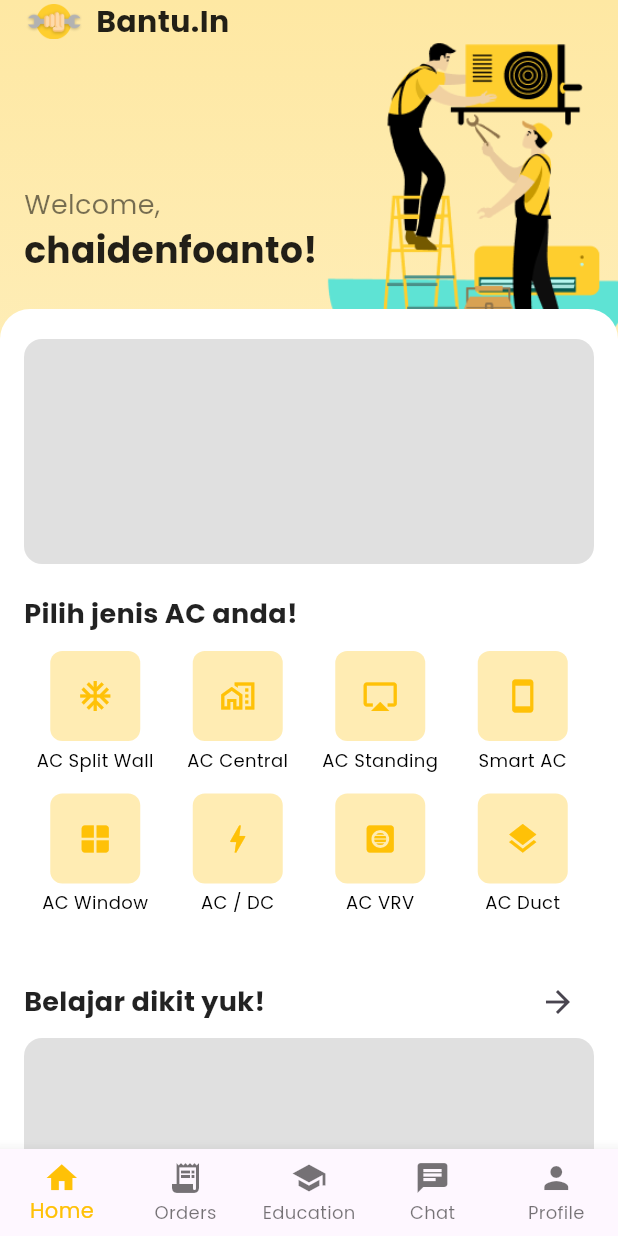
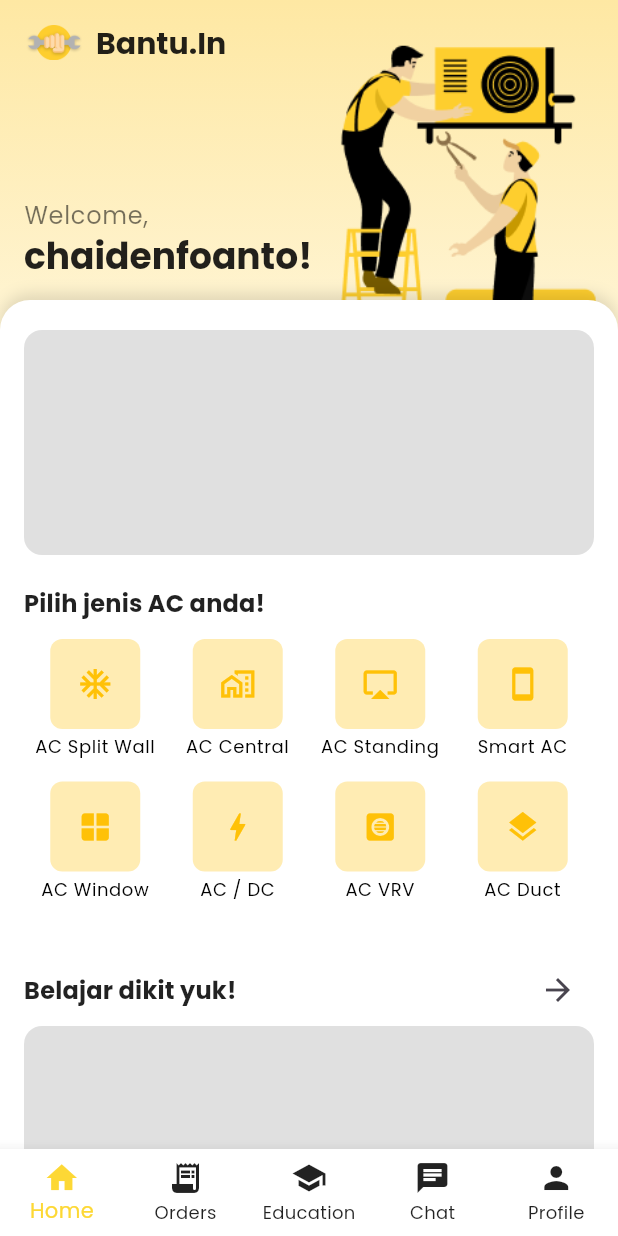
Before and after one commit to chaidenfoanto/Group-3_Bantu.In_FRONTEND, a Flutter app: the DashboardScreen screen opened by its route, on a phone screen of 412 x 824 dp. Run offline on Flutter 3.47's test engine with Material 3 defaults, Android fonts, the light colour scheme and no system bars; our stand-ins replace google_fonts, lottie, shared_preferences; accounts and stored records are empty.

Commit message:
Dashboard
file lain yang di modified itu karena shift + alt + F

```diff
--- a/lib/app.dart
+++ b/lib/app.dart
@@ -20,21 +20,21 @@
   Future<String> _determineInitialScreen() async {
     final prefs = await SharedPreferences.getInstance();
 
-    // Periksa apakah ini pertama kali pengguna meluncurkan aplikasi
+    // periksa apakah pertama kali user membuka aplikasi
     bool isFirstLaunch = prefs.getBool('isFirstLaunch') ?? true;
 
     if (isFirstLaunch) {
       await prefs.setBool('isFirstLaunch', false);
-      return 'splash'; // Jika pertama kali, arahkan ke SplashScreen
+      return 'splash'; // kalau pertama kali, arahkan ke SplashScreen
     }
 
-    // Periksa apakah pengguna sudah login
+    // periksa apakah user sudah login
     bool isLoggedIn = prefs.getBool('isLoggedIn') ?? false;
 
     if (isLoggedIn) {
-      return 'dashboard'; // Jika sudah login, arahkan ke Dashboard
+      return 'dashboard'; // kalau sudah login, arahkan ke Dashboard
     } else {
-      return 'login'; // Jika belum login, arahkan ke LoginScreen
+      return 'login'; // kalau belum login, arahkan ke LoginScreen
     }
   }
 
@@ -72,7 +72,7 @@
         future: _initialScreen,
         builder: (context, snapshot) {
           if (snapshot.connectionState == ConnectionState.waiting) {
-            return const SplashScreen(); // Tampilkan SplashScreen saat menunggu
+            return const SplashScreen();
           } else if (snapshot.hasData) {
             switch (snapshot.data) {
               case 'splash':
@@ -84,7 +84,7 @@
                 return const LoginScreen();
             }
           } else {
-            return const LoginScreen(); // Fallback ke LoginScreen
+            return const LoginScreen();
           }
         },
       ),
--- a/lib/dashboard.dart
+++ b/lib/dashboard.dart
@@ -8,14 +8,16 @@
 }
 
 class _DashboardState extends State<DashboardScreen> {
-
   @override
   Widget build(BuildContext context) {
     return Scaffold(
       body: Stack(
         children: [
-          // Background Gradient
+          // Bagian atas dengan gradient dan ilustrasi
+          Column(
+            children: [
               Container(
+                height: 280, // Tinggi area header
                 decoration: const BoxDecoration(
                   gradient: LinearGradient(
                     colors: [Color(0xFFFEE8A3), Color(0xFFFFF8E1)],
@@ -24,88 +26,42 @@
                   ),
                 ),
               ),
-          // Ilustrasi di belakang
+            ],
+          ),
+          // Ilustrasi
           Positioned(
-            top: 20,
             right: 0,
+            top: 20, // Posisi ilustrasi
             child: Image.asset(
-              'assets/images/home-illustration.png', // Path gambar ilustrasi
-              width: 200,
+              'assets/images/home-illustration.png', // Path gambar ilustrasi Anda
+              width: 240,
             ),
           ),
-          // AppBar tersembunyi
-          Positioned(
-            top: 0,
-            left: 0,
-            right: 0,
-            child: SafeArea(
-              child: Padding(
-                padding: const EdgeInsets.symmetric(horizontal: 16.0),
-                child: Row(
-                  children: [
-                    Image.asset(
-                      'assets/images/logo.png', // Path logo Anda
-                      width: 40,
-                    ),
-                    const SizedBox(width: 8),
-                    const Text(
-                      'Bantu.In',
-                      style: TextStyle(
-                        fontSize: 20,
-                        fontWeight: FontWeight.bold,
-                        color: Colors.black87,
-                      ),
-                    ),
-                  ],
-                ),
-              ),
-            ),
-          ),
-          // Teks sapaan
-          Positioned(
-            top: MediaQuery.of(context).size.height * 0.15,
-            left: 16,
-            child: Column(
-              crossAxisAlignment: CrossAxisAlignment.start,
-              children: const [
-                Text(
-                  'Welcome,',
-                  style: TextStyle(
-                    fontSize: 18,
-                    color: Colors.black54,
-                  ),
-                ),
-                Text(
-                  'chaidenfoanto!',
-                  style: TextStyle(
-                    fontSize: 24,
-                    fontWeight: FontWeight.bold,
-                    color: Colors.black87,
-                  ),
-                ),
-              ],
-            ),
-          ),
-          // Container putih 3/4 halaman
-          Positioned(
-            top: MediaQuery.of(context).size.height * 0.25,
-            left: 0,
-            right: 0,
+          // Konten utama
+          Positioned.fill(
+            top: 200, // Tinggi awal container putih agar menutupi bagian bawah
             child: Container(
-              height: MediaQuery.of(context).size.height * 0.75,
               decoration: const BoxDecoration(
                 color: Colors.white,
                 borderRadius: BorderRadius.only(
                   topLeft: Radius.circular(20),
                   topRight: Radius.circular(20),
                 ),
+                boxShadow: [
+                  BoxShadow(
+                    color: Colors.black12,
+                    offset: Offset(0, -4),
+                    blurRadius: 8,
                   ),
+                ],
+              ),
+              child: SingleChildScrollView(
                 child: Padding(
                   padding: const EdgeInsets.symmetric(horizontal: 16.0),
                   child: Column(
                     crossAxisAlignment: CrossAxisAlignment.start,
                     children: [
-                    const SizedBox(height: 20), // Untuk memberi jarak dari teks sapaan
+                      const SizedBox(height: 20), // Jarak awal dari atas
                       // Kontainer pertama
                       Container(
                         height: 150,
@@ -116,10 +72,10 @@
                       ),
                       const SizedBox(height: 20),
                       // Pilihan AC
-                    const Text(
+                      Text(
                         'Pilih jenis AC anda!',
-                      style: TextStyle(
-                        fontSize: 18,
+                        style:
+                            Theme.of(context).textTheme.titleMedium?.copyWith(
                                   fontWeight: FontWeight.bold,
                                   color: Colors.black87,
                                 ),
@@ -130,14 +86,16 @@
                         shrinkWrap: true,
                         physics: const NeverScrollableScrollPhysics(),
                         children: [
-                        _buildAcOption('AC Split Wall', Icons.ac_unit),
-                        _buildAcOption('AC Central', Icons.home_work_outlined),
-                        _buildAcOption('AC Standing', Icons.airplay),
-                        _buildAcOption('Smart AC', Icons.smartphone),
-                        _buildAcOption('AC Window', Icons.window),
-                        _buildAcOption('AC / DC', Icons.bolt),
-                        _buildAcOption('AC VRV', Icons.hvac),
-                        _buildAcOption('AC Duct', Icons.layers),
+                          _buildAcOption(
+                              context, 'AC Split Wall', Icons.ac_unit),
+                          _buildAcOption(
+                              context, 'AC Central', Icons.home_work_outlined),
+                          _buildAcOption(context, 'AC Standing', Icons.airplay),
+                          _buildAcOption(context, 'Smart AC', Icons.smartphone),
+                          _buildAcOption(context, 'AC Window', Icons.window),
+                          _buildAcOption(context, 'AC / DC', Icons.bolt),
+                          _buildAcOption(context, 'AC VRV', Icons.hvac),
+                          _buildAcOption(context, 'AC Duct', Icons.layers),
                         ],
                       ),
                       const SizedBox(height: 20),
@@ -145,10 +103,12 @@
                       Row(
                         mainAxisAlignment: MainAxisAlignment.spaceBetween,
                         children: [
-                        const Text(
+                          Text(
                             'Belajar dikit yuk!',
-                          style: TextStyle(
-                            fontSize: 18,
+                            style: Theme.of(context)
+                                .textTheme
+                                .titleMedium
+                                ?.copyWith(
                                   fontWeight: FontWeight.bold,
                                   color: Colors.black87,
                                 ),
@@ -165,22 +125,67 @@
                           borderRadius: BorderRadius.circular(12),
                           color: Colors.grey.shade300,
                         ),
-                    ),
+                      )
                     ],
                   ),
                 ),
               ),
             ),
+          ),
+          // Teks sapaan dan logo (posisi di atas)
+          Positioned(
+            top: 16, // Posisi dari atas
+            left: 16, // Posisi dari kiri
+            right: 16, // Posisi dari kanan
+            child: Column(
+              crossAxisAlignment: CrossAxisAlignment.start,
+              children: [
+                Row(
+                  children: [
+                    Image.asset(
+                      'assets/images/logo.png', // Path logo Anda
+                      width: 40,
+                    ),
+                    const SizedBox(width: 8),
+                    Text(
+                      'Bantu.In',
+                      style: Theme.of(context).textTheme.titleLarge?.copyWith(
+                            fontWeight: FontWeight.bold,
+                            color: Colors.black87,
+                          ),
+                    ),
+                  ],
+                ),
+                const SizedBox(height: 90),
+                Text(
+                  'Welcome,',
+                  style: Theme.of(context)
+                      .textTheme
+                      .bodyLarge
+                      ?.copyWith(color: Colors.black54),
+                ),
+                Text(
+                  'chaidenfoanto!',
+                  style: Theme.of(context).textTheme.headlineSmall?.copyWith(
+                        fontWeight: FontWeight.bold,
+                        color: Colors.black87,
+                      ),
+                ),
+              ],
+            ),
+          ),
         ],
       ),
       bottomNavigationBar: BottomNavigationBar(
-        selectedItemColor: Colors.amber,
-        unselectedItemColor: Colors.black54,
+        backgroundColor: Colors.white,
+        selectedItemColor: Colors.yellow.shade600,
+        unselectedItemColor: Colors.black87,
         currentIndex: 0,
         type: BottomNavigationBarType.fixed,
         items: const [
           BottomNavigationBarItem(icon: Icon(Icons.home), label: 'Home'),
-          BottomNavigationBarItem(icon: Icon(Icons.receipt_long), label: 'Orders'),
+          BottomNavigationBarItem(
+              icon: Icon(Icons.receipt_long), label: 'Orders'),
           BottomNavigationBarItem(icon: Icon(Icons.school), label: 'Education'),
           BottomNavigationBarItem(icon: Icon(Icons.chat), label: 'Chat'),
           BottomNavigationBarItem(icon: Icon(Icons.person), label: 'Profile'),
@@ -189,7 +194,7 @@
     );
   }
 
-  Widget _buildAcOption(String label, IconData icon) {
+  Widget _buildAcOption(BuildContext context, String label, IconData icon) {
     return Column(
       children: [
         Container(
@@ -205,7 +210,7 @@
         Text(
           label,
           textAlign: TextAlign.center,
-          style: const TextStyle(fontSize: 12),
+          style: Theme.of(context).textTheme.bodySmall,
         ),
       ],
     );
--- a/lib/main.dart
+++ b/lib/main.dart
@@ -1,3 +1,4 @@
 import 'package:flutter/material.dart';
 import 'app.dart';
+
 void main() => runApp(const BantuIn());
--- a/lib/splash_screen.dart
+++ b/lib/splash_screen.dart
@@ -13,7 +13,8 @@
   _SplashScreenState createState() => _SplashScreenState();
 }
 
-class _SplashScreenState extends State<SplashScreen> with SingleTickerProviderStateMixin {
+class _SplashScreenState extends State<SplashScreen>
+    with SingleTickerProviderStateMixin {
   late AnimationController _controller;
   late Animation<double> _opacityAnimation;
   late Animation<double> _scaleAnimation;
@@ -57,7 +58,8 @@
             const end = Offset.zero;
             const curve = Curves.easeOut;
 
-            var tween = Tween(begin: begin, end: end).chain(CurveTween(curve: curve));
+            var tween =
+                Tween(begin: begin, end: end).chain(CurveTween(curve: curve));
             var offsetAnimation = animation.drive(tween);
 
             return SlideTransition(
```
Also changed, not shown: lib/login.dart (+12 -8 lines), lib/onboarding_screen.dart (+4 -3 lines), lib/register.dart (+71 -37 lines), lib/widgets/terms_conditions.dart (+60 -24 lines), assets/images/Logo-splashscreen.png (added), 1 other file. Lines whose indentation alone changed are shown as unchanged.
